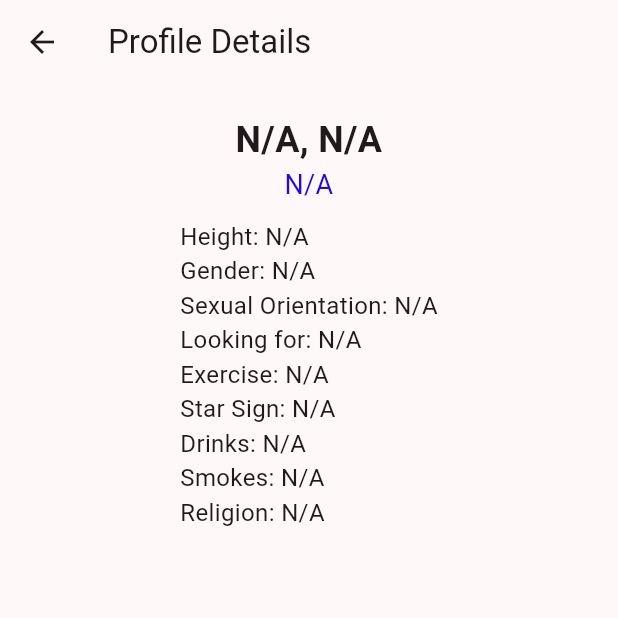
After one commit to kiakalani/BlurreDAPP, a Flutter app: the ProfileDetailsPage screen opened directly, on a phone screen of 412 x 824 dp, the top half of it. The commit adds this screen. Run offline on Flutter 3.47's test engine with Material 3 defaults, Android fonts, the phone set to English and light mode, and no system bars; our stand-ins replace cookie_jar, dio, dio_cookie_manager, image_picker, socket_io_client; network calls fail; project files that could hold a hidden picture were left out.

Commit message:
added profile details page

```diff
--- a/ui/lib/main.dart
+++ b/ui/lib/main.dart
@@ -73,7 +73,6 @@ class _HomePageState extends State<HomePage> {
     Authorization().postRequest("/profile/details/", {
       "user_id": "1"
     }).then((value) {
-      print(value);
       final responseBody = json.decode(value.toString());
       if (responseBody['profile'] != null &&
           responseBody['profile']['name'] != null &&
--- /dev/null
+++ b/ui/lib/profile_details.dart
@@ -0,0 +1,175 @@
+import 'package:flutter/material.dart';
+import 'package:flutter/foundation.dart';
+import 'package:ui/auth.dart';
+import 'dart:convert';
+
+class ProfileDetailsPage extends StatefulWidget {
+  const ProfileDetailsPage({Key? key}) : super(key: key);
+
+  @override
+  State<ProfileDetailsPage> createState() => _ProfileDetailsPageState();
+}
+
+ class _ProfileDetailsPageState extends State<ProfileDetailsPage> {
+  Uint8List? _profilePicture;
+  String? _name;
+  int? _age;
+  String? _bio;
+  int? _height;
+  String? _gender;
+  String? _sexOrientation;
+  String? _lookingFor;
+  String? _exercise;
+  String? _starSign;
+  String? _drinking;
+  String? _smoking;
+  String? _religion;
+
+  @override
+  void initState() {
+    super.initState();
+    // Initialize profile details
+    _fetchProfileDetails();
+  }
+
+  void _fetchProfileDetails() {
+    Authorization().postRequest("/profile/details/", {
+      "user_id": "1"
+    }).then((value) {
+      final responseBody = json.decode(value.toString());
+      if (responseBody['profile'] != null &&
+          responseBody['profile']['picture1'] != null &&
+          responseBody['profile']['name'] != null &&
+          responseBody['profile']['age'] != null &&
+          responseBody['profile']['bio'] != null &&
+          responseBody['profile']['height'] != null &&
+          responseBody['profile']['gender'] != null &&
+          responseBody['profile']['orientation'] != null &&
+          responseBody['profile']['looking_for'] != null &&
+          responseBody['profile']['exercise'] != null &&
+          responseBody['profile']['star_sign'] != null &&
+          responseBody['profile']['drinking'] != null &&
+          responseBody['profile']['smoking'] != null &&
+          responseBody['profile']['religion'] != null
+          ) {
+            final String base64Image = responseBody['profile']['picture1'];
+            final String name = responseBody['profile']['name'];
+            final int age = responseBody['profile']['age'];
+            final String bio = responseBody['profile']['bio'];
+            final int height = responseBody['profile']['height'];
+            final String gender = responseBody['profile']['gender'];
+            final String sexOrientation = responseBody['profile']['orientation'];
+            final String lookingFor = responseBody['profile']['looking_for'];
+            final String exercise = responseBody['profile']['exercise'];
+            final String starSign = responseBody['profile']['star_sign'];
+            final String drinking = responseBody['profile']['drinking'];
+            final String smoking = responseBody['profile']['smoking'];
+            final String religion = responseBody['profile']['religion'];
+            setState(() {
+              _profilePicture = base64Decode(base64Image);
+              _name = name;
+              _age = age;
+              _bio = bio;
+              _height = height;
+              _gender = gender;
+              _sexOrientation = sexOrientation;
+              _lookingFor = lookingFor;
+              _exercise = exercise;
+              _starSign = starSign;
+              _drinking = drinking;
+              _smoking = smoking;
+              _religion = religion;
+            });
+      }
+    });
+  }
+
+  @override
+  Widget build(BuildContext context) {
+    return Scaffold(
+      appBar: AppBar(
+        title: const Text('Profile Details'),
+      ),
+      body: SingleChildScrollView(
+        child: Column(
+          mainAxisAlignment: MainAxisAlignment.center,
+          crossAxisAlignment: CrossAxisAlignment.center,
+          children: <Widget>[
+            if (_profilePicture != null)
+                Container(
+                  width: MediaQuery.of(context).size.width * 0.8,
+                  height: MediaQuery.of(context).size.height * 0.4,
+                  decoration: BoxDecoration(
+                    image: DecorationImage(
+                      image: MemoryImage(_profilePicture!),
+                      fit: BoxFit.contain,
+                    ),
+                  ),
+                ),
+            const SizedBox(height: 20),
+            Center(
+              child: Text(
+                '${_name ?? 'N/A'}, ${_age?.toString() ?? 'N/A'}',
+                style: const TextStyle(fontSize: 24, fontWeight: FontWeight.bold),
+                textAlign: TextAlign.center,
+              ),
+            ),
+            Text(
+                _bio ?? 'N/A',
+                style: const TextStyle(fontSize: 18, color: Color.fromARGB(255, 35, 11, 220)),
+                textAlign: TextAlign.center,
+              ),
+            const SizedBox(height: 10),
+            Align(
+              alignment: Alignment.center,
+              child: Padding(
+                padding: const EdgeInsets.symmetric(horizontal: 16.0),
+                child: Column(
+                  crossAxisAlignment: CrossAxisAlignment.start,
+                  children: <Widget>[
+                    Text(
+                      'Height: ${_height?.toString() ?? 'N/A'}',
+                      style: const TextStyle(fontSize: 16),
+                    ),
+                    Text(
+                      'Gender: ${_gender ?? 'N/A'}',
+                      style: const TextStyle(fontSize: 16),
+                    ),
+                    Text(
+                      'Sexual Orientation: ${_sexOrientation ?? 'N/A'}',
+                      style: const TextStyle(fontSize: 16),
+                    ),
+                    Text(
+                      'Looking for: ${_lookingFor ?? 'N/A'}',
+                      style: const TextStyle(fontSize: 16),
+                    ),
+                    Text(
+                      'Exercise: ${_exercise ?? 'N/A'}',
+                      style: const TextStyle(fontSize: 16),
+                    ),
+                    Text(
+                      'Star Sign: ${_starSign ?? 'N/A'}',
+                      style: const TextStyle(fontSize: 16),
+                    ),
+                    Text(
+                      'Drinks: ${_drinking ?? 'N/A'}',
+                      style: const TextStyle(fontSize: 16),
+                    ),
+                    Text(
+                      'Smokes: ${_smoking ?? 'N/A'}',
+                      style: const TextStyle(fontSize: 16),
+                    ),
+                    Text(
+                      'Religion: ${_religion ?? 'N/A'}',
+                      style: const TextStyle(fontSize: 16),
+                    ),
+                  ],
+                ),
+              ),
+            ),
+          ],
+        ),
+      ),
+    );
+  }
+}
--- a/ui/lib/swipe.dart
+++ b/ui/lib/swipe.dart
@@ -1,6 +1,7 @@
 import 'dart:convert';
 import 'dart:typed_data';
 import 'package:flutter/material.dart';
+import 'package:ui/profile_details.dart';
 
 class SwipePage extends StatelessWidget {
   final String picture1;
@@ -28,7 +29,13 @@ class SwipePage extends StatelessWidget {
       child: Column(
         children: <Widget>[
           Expanded(
-            child: Image.memory(imageBytes, fit: BoxFit.cover),
+            child: GestureDetector(
+              onTap: () {
+                Navigator.of(context).push(
+                  MaterialPageRoute(builder: (context) => const ProfileDetailsPage()));
+              },
+              child: Image.memory(imageBytes, fit: BoxFit.cover),
+            ),
           ),
           Padding(
             padding: const EdgeInsets.all(8.0),
```
